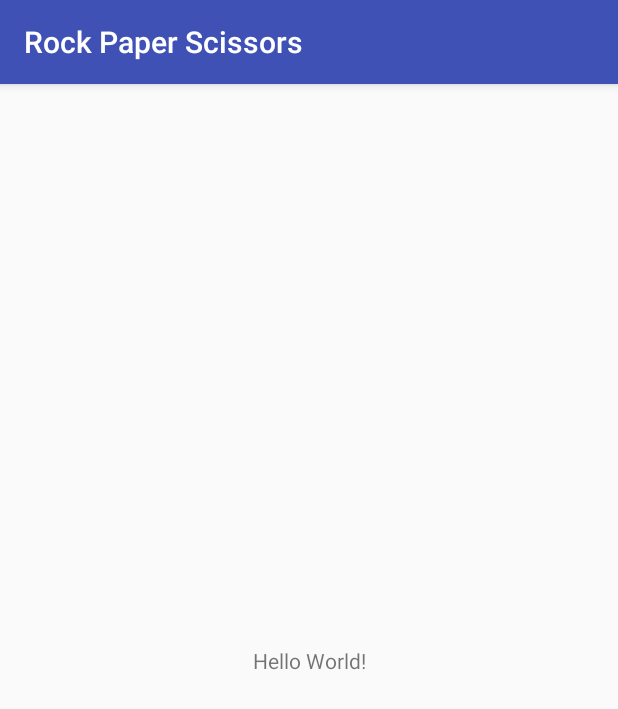
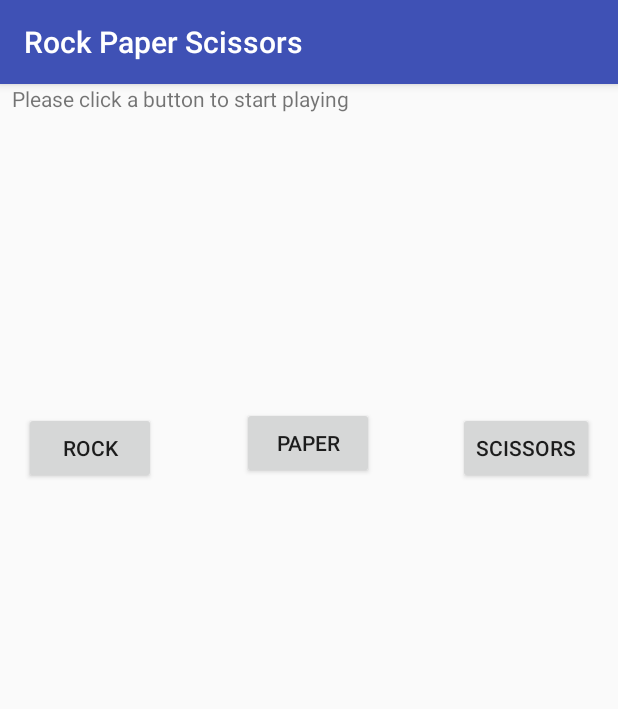
Before and after one commit to juanmataruiz/Rock-Paper-Scissors_Lizard_Spock, an Android app: the screen it shows after launch (MainActivity), on a phone screen of 412 x 824 dp. Shown: the top 709 px of the screen. Run offline under Robolectric (Android 15) with nearby library versions, the phone set to English and light mode, and no system bars.

```diff
--- a/RockPaperScissors/app/src/main/java/com/example/user/rockpaperscissors/MainActivity.java
+++ b/RockPaperScissors/app/src/main/java/com/example/user/rockpaperscissors/MainActivity.java
@@ -2,12 +2,76 @@ package com.example.user.rockpaperscissors;
 
 import android.support.v7.app.AppCompatActivity;
 import android.os.Bundle;
+import android.view.View;
+import android.widget.Button;
+import android.widget.TextView;
 
 public class MainActivity extends AppCompatActivity {
+
+    Button rockBttn;
+    Button paperBttn;
+    Button scissorsBttn;
+    TextView resultConsole;
+    RockPaperScissors rockPaperScissors;
 
     @Override
     protected void onCreate(Bundle savedInstanceState) {
         super.onCreate(savedInstanceState);
         setContentView(R.layout.activity_main);
+
+        rockBttn = findViewById(R.id.rock_bttn);
+        paperBttn = findViewById(R.id.paper_bttn);
+        scissorsBttn = findViewById(R.id.scissors_bttn);
+        resultConsole = findViewById(R.id.result_console);
+        rockPaperScissors = new RockPaperScissors();
+        rockBttn.setOnClickListener(new View.OnClickListener() {
+            @Override
+            public void onClick(View view) {
+                play(MoveType.ROCK);
+            }
+        });
+        paperBttn.setOnClickListener(new View.OnClickListener() {
+            @Override
+            public void onClick(View view) {
+                play(MoveType.PAPER);
+            }
+        });
+        scissorsBttn.setOnClickListener(new View.OnClickListener() {
+            @Override
+            public void onClick(View view) {
+                play(MoveType.SCISSORS);
+            }
+        });
+
+    }
+
+    public void play(MoveType playerChoice) {
+       MoveType computerChoice = rockPaperScissors.getGuess();
+       GameOutcome result = rockPaperScissors.getWinner(playerChoice, computerChoice);
+       displayResult(playerChoice, computerChoice, result);
+    }
+
+    public void displayResult(MoveType playerChoice, MoveType computerChoice, GameOutcome result) {
+        resultConsole.setText("");
+        StringBuilder sb = new StringBuilder();
+        sb.append("Player chose: ");
+        sb.append(playerChoice.toString().toLowerCase());
+        sb.append("\n");
+        sb.append("Computer chose: ");
+        sb.append(computerChoice.toString().toLowerCase());
+        sb.append("\n");
+
+        switch (result) {
+            case PLAYER_1:
+                sb.append("Congrats you win");
+                break;
+            case DRAW:
+                sb.append("It has been a draw");
+                break;
+            case COMPUTER:
+                sb.append("Sorry, computer won this time");
+        }
+
+        resultConsole.setText(sb.toString());
     }
 }
--- a/RockPaperScissors/app/src/main/java/com/example/user/rockpaperscissors/RockPaperScissors.java
+++ b/RockPaperScissors/app/src/main/java/com/example/user/rockpaperscissors/RockPaperScissors.java
@@ -1,8 +1,6 @@
 package com.example.user.rockpaperscissors;
 
-import java.util.ArrayList;
 import java.util.Arrays;
-import java.util.Collection;
 import java.util.Collections;
 import java.util.List;
 
--- a/RockPaperScissors/app/src/main/res/layout/activity_main.xml
+++ b/RockPaperScissors/app/src/main/res/layout/activity_main.xml
@@ -6,13 +6,73 @@
     android:layout_height="match_parent"
     tools:context=".MainActivity">
 
-    <TextView
+    <Button
+        android:id="@+id/rock_bttn"
         android:layout_width="wrap_content"
         android:layout_height="wrap_content"
-        android:text="Hello World!"
+        android:layout_marginBottom="8dp"
+        android:layout_marginLeft="16dp"
+        android:layout_marginStart="16dp"
+        android:layout_marginTop="40dp"
+        android:text="Rock"
         app:layout_constraintBottom_toBottomOf="parent"
-        app:layout_constraintLeft_toLeftOf="parent"
-        app:layout_constraintRight_toRightOf="parent"
-        app:layout_constraintTop_toTopOf="parent" />
+        app:layout_constraintStart_toStartOf="parent"
+        app:layout_constraintTop_toBottomOf="@+id/result_console"
+        app:layout_constraintVertical_bias="0.007" />
 
+    <Button
+        android:id="@+id/paper_bttn"
+        android:layout_width="88dp"
+        android:layout_height="wrap_content"
+        android:layout_marginBottom="8dp"
+        android:layout_marginEnd="8dp"
+        android:layout_marginLeft="8dp"
+        android:layout_marginRight="8dp"
+        android:layout_marginStart="8dp"
+        android:layout_marginTop="40dp"
+        android:text="Paper"
+        app:layout_constraintBottom_toBottomOf="parent"
+        app:layout_constraintEnd_toStartOf="@+id/scissors_bttn"
+        app:layout_constraintHorizontal_bias="0.507"
+        app:layout_constraintStart_toEndOf="@+id/rock_bttn"
+        app:layout_constraintTop_toBottomOf="@+id/result_console"
+        app:layout_constraintVertical_bias="0.0" />
+
+    <Button
+        android:id="@+id/scissors_bttn"
+        android:layout_width="wrap_content"
+        android:layout_height="wrap_content"
+        android:layout_marginBottom="8dp"
+        android:layout_marginEnd="16dp"
+        android:layout_marginRight="16dp"
+        android:layout_marginTop="40dp"
+        android:text="Scissors"
+        app:layout_constraintBottom_toBottomOf="parent"
+        app:layout_constraintEnd_toEndOf="parent"
+        app:layout_constraintTop_toBottomOf="@+id/result_console"
+        app:layout_constraintVertical_bias="0.007" />
+
+    <TextView
+        android:id="@+id/result_console"
+        android:layout_width="213dp"
+        android:layout_height="90dp"
+        android:layout_marginEnd="8dp"
+        android:layout_marginLeft="8dp"
+        android:layout_marginRight="8dp"
+        android:layout_marginStart="8dp"
+        android:layout_marginTop="60dp"
+        app:layout_constraintEnd_toEndOf="parent"
+        app:layout_constraintHorizontal_bias="0.503"
+        app:layout_constraintStart_toStartOf="parent"
+        app:layout_constraintTop_toBottomOf="@+id/instructions" />
+
+    <TextView
+        android:id="@+id/instructions"
+        android:layout_width="240dp"
+        android:layout_height="25dp"
+        android:layout_marginLeft="8dp"
+        android:layout_marginStart="8dp"
+        android:text="Please click a button to start playing"
+        app:layout_constraintStart_toStartOf="parent"
+        tools:layout_editor_absoluteY="10dp" />
 </android.support.constraint.ConstraintLayout>
```
Also changed, not shown: 1 other file.
